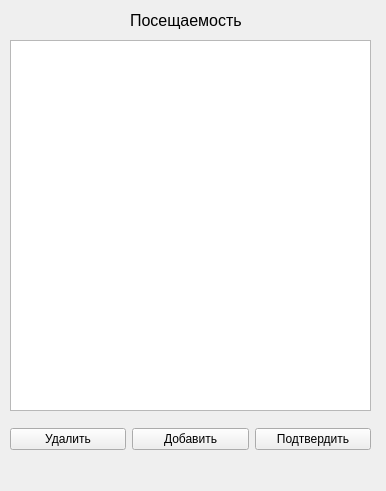
Before: the Qt Designer form ElectronicJournal/tablevisit.ui in MariyaMari/myJournal, drawn with Qt 5.
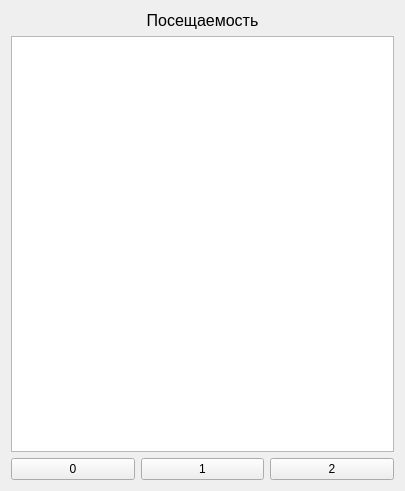
After: the same form once the commit is applied.

```diff
--- a/ElectronicJournal/tablevisit.ui
+++ b/ElectronicJournal/tablevisit.ui
@@ -6,22 +6,16 @@
    <rect>
     <x>0</x>
     <y>0</y>
-    <width>386</width>
+    <width>405</width>
     <height>491</height>
    </rect>
   </property>
   <property name="windowTitle">
    <string>Form</string>
   </property>
+  <layout class="QGridLayout" name="gridLayout_2">
+   <item row="0" column="0">
   <widget class="QLabel" name="label">
-   <property name="geometry">
-    <rect>
-     <x>130</x>
-     <y>10</y>
-     <width>141</width>
-     <height>21</height>
-    </rect>
-   </property>
    <property name="font">
     <font>
      <pointsize>12</pointsize>
@@ -30,55 +24,44 @@
    <property name="text">
     <string>Посещаемость</string>
    </property>
-  </widget>
-  <widget class="QWidget" name="gridLayoutWidget">
-   <property name="geometry">
-    <rect>
-     <x>10</x>
-     <y>419</y>
-     <width>361</width>
-     <height>41</height>
-    </rect>
-   </property>
+     <property name="alignment">
+      <set>Qt::AlignCenter</set>
+     </property>
+    </widget>
+   </item>
+   <item row="1" column="0">
+    <layout class="QVBoxLayout" name="verticalLayout">
+     <item>
+      <widget class="QTableView" name="tableView"/>
+     </item>
+    </layout>
+   </item>
+   <item row="2" column="0">
    <layout class="QGridLayout" name="gridLayout">
-    <item row="0" column="0">
-     <widget class="QPushButton" name="pushButton">
-      <property name="text">
-       <string>Удалить</string>
-      </property>
-     </widget>
-    </item>
     <item row="0" column="1">
+      <widget class="QPushButton" name="pushButton">
+       <property name="text">
+        <string>1</string>
+       </property>
+      </widget>
+     </item>
+     <item row="0" column="0">
      <widget class="QPushButton" name="pushButton_2">
       <property name="text">
-       <string>Добавить</string>
+        <string>0</string>
       </property>
      </widget>
     </item>
     <item row="0" column="2">
      <widget class="QPushButton" name="pushButton_3">
       <property name="text">
-       <string>Подтвердить</string>
+        <string>2</string>
       </property>
      </widget>
     </item>
    </layout>
-  </widget>
-  <widget class="QWidget" name="verticalLayoutWidget">
-   <property name="geometry">
-    <rect>
-     <x>10</x>
-     <y>40</y>
-     <width>361</width>
-     <height>371</height>
-    </rect>
-   </property>
-   <layout class="QVBoxLayout" name="verticalLayout">
-    <item>
-     <widget class="QTableView" name="tableView"/>
-    </item>
-   </layout>
-  </widget>
+   </item>
+  </layout>
  </widget>
  <resources/>
  <connections/>
```
Left out of the diff: 2 changed lines with no effect on the pictures. Lines whose indentation alone changed are shown as unchanged.
